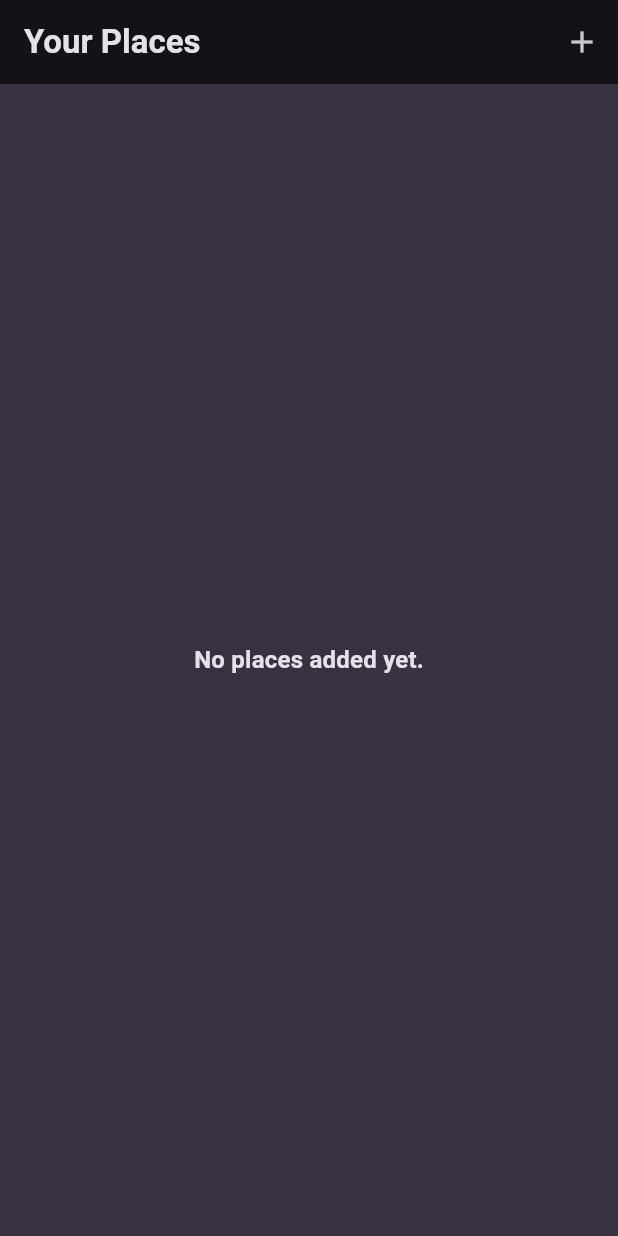
After one commit to Substractive/flutter_places_practice_1, a Flutter app: the screen it shows after launch, on a phone screen of 412 x 824 dp. The commit adds this screen. Run offline on Flutter 3.47's test engine with Material 3 defaults, Android fonts, the phone set to English and light mode, and no system bars; our stand-ins replace flutter_riverpod, google_fonts.

Commit message:
Widget refactoring

```diff
--- /dev/null
+++ b/lib/widgets/places_list.dart
@@ -0,0 +1,49 @@
+import 'package:favorite_places/models/favorite_place.dart';
+import 'package:favorite_places/screens/place_details.dart';
+import 'package:flutter/material.dart';
+
+class PlacesList extends StatelessWidget {
+  const PlacesList({super.key, required this.places});
+  final List<FavoritePlace> places;
+
+  @override
+  Widget build(BuildContext context) {
+    Widget content = Center(
+      child: Text(
+        'No places added yet.',
+        style: Theme.of(context).textTheme.titleMedium!.copyWith(
+              color: Theme.of(context).colorScheme.onBackground,
+            ),
+      ),
+    );
+
+    if (places.isNotEmpty) {
+      content = ListView.builder(
+        itemCount: places.length,
+        itemBuilder: (ctx, index) => ListTile(
+          title: Text(
+            places[index].title,
+            style: Theme.of(context).textTheme.titleMedium!.copyWith(
+                  color: Theme.of(context).colorScheme.onBackground,
+                ),
+          ),
+          trailing: IconButton(
+            icon: const Icon(Icons.delete),
+            onPressed: () {
+              print("Delete item");
+            },
+          ),
+          onTap: () {
+            Navigator.of(context).push(
+              MaterialPageRoute(
+                builder: (ctx) => PlaceDetailsScreen(place: places[index]),
+              ),
+            );
+          },
+        ),
+      );
+    }
+
+    return content;
+  }
+}
```
Also changed, not shown: lib/providers/favorite_place_provider.dart (+6 -6 lines), lib/screens/add_favorite_place.dart (+41 -32 lines), lib/screens/favorite_places.dart (+8 -50 lines), lib/screens/place_details.dart (added, +25 -0 lines).
